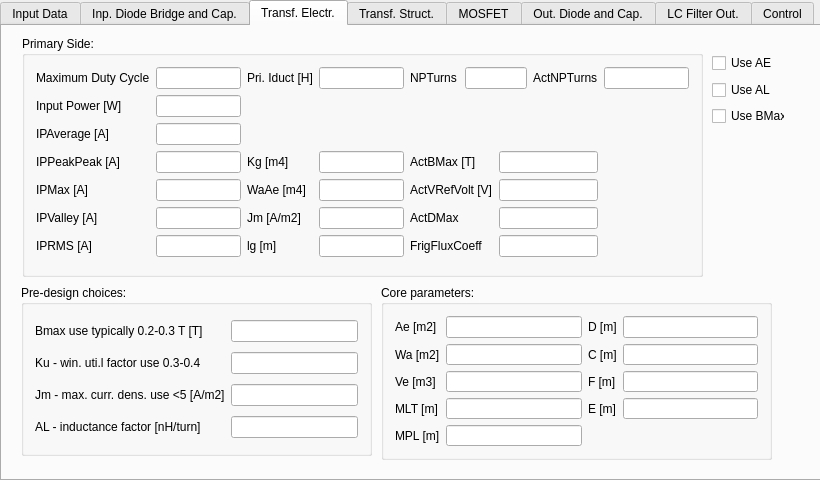
The window that FLySMPS/FLySMPS.ui (aemeltsev/FLySMPS) describes before a commit, drawn with Qt 5.
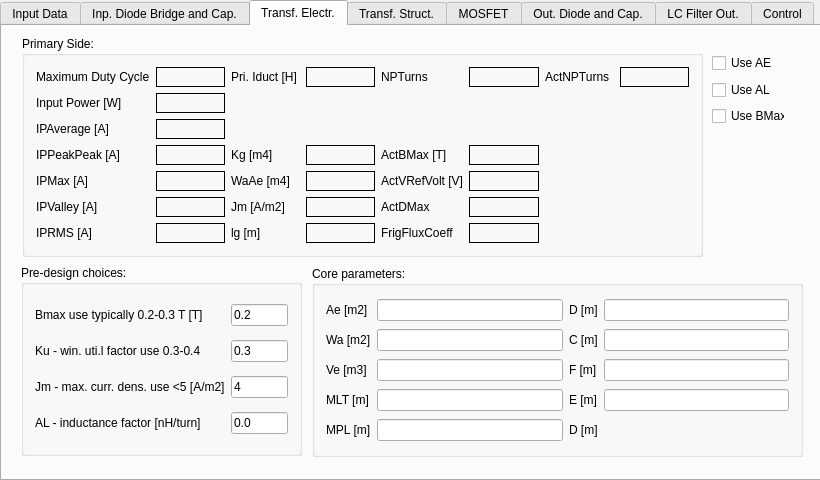
The same window after the commit. The open tabs and pages were chosen to show the change.

What changed in the file:
```diff
--- a/FLySMPS/FLySMPS.ui
+++ b/FLySMPS/FLySMPS.ui
@@ -63,7 +63,7 @@
      <enum>QTabWidget::North</enum>
     </property>
     <property name="currentIndex">
-     <number>0</number>
+     <number>2</number>
     </property>
     <widget class="QWidget" name="InpData">
      <attribute name="title">
@@ -104,10 +104,18 @@
         </widget>
        </item>
        <item row="0" column="5">
-        <widget class="QLineEdit" name="VOut2"/>
+        <widget class="QLineEdit" name="VOut2">
+         <property name="text">
+          <string>5</string>
+         </property>
+        </widget>
        </item>
        <item row="1" column="3">
-        <widget class="QLineEdit" name="IOut1"/>
+        <widget class="QLineEdit" name="IOut1">
+         <property name="text">
+          <string>1</string>
+         </property>
+        </widget>
        </item>
        <item row="3" column="8">
         <widget class="QLabel" name="label_22">
@@ -145,13 +153,25 @@
         </widget>
        </item>
        <item row="0" column="3">
-        <widget class="QLineEdit" name="VOut1"/>
+        <widget class="QLineEdit" name="VOut1">
+         <property name="text">
+          <string>12</string>
+         </property>
+        </widget>
        </item>
        <item row="0" column="7">
-        <widget class="QLineEdit" name="VOut3"/>
+        <widget class="QLineEdit" name="VOut3">
+         <property name="text">
+          <string>5</string>
+         </property>
+        </widget>
        </item>
        <item row="2" column="9">
-        <widget class="QLineEdit" name="VAux"/>
+        <widget class="QLineEdit" name="VAux">
+         <property name="text">
+          <string>0.2</string>
+         </property>
+        </widget>
        </item>
        <item row="0" column="8">
         <widget class="QLabel" name="label_19">
@@ -161,7 +181,11 @@
         </widget>
        </item>
        <item row="1" column="9">
-        <widget class="QLineEdit" name="IOut4"/>
+        <widget class="QLineEdit" name="IOut4">
+         <property name="text">
+          <string>0</string>
+         </property>
+        </widget>
        </item>
        <item row="3" column="0">
         <widget class="QLabel" name="label_2">
@@ -171,7 +195,11 @@
         </widget>
        </item>
        <item row="1" column="7">
-        <widget class="QLineEdit" name="IOut3"/>
+        <widget class="QLineEdit" name="IOut3">
+         <property name="text">
+          <string>0.5</string>
+         </property>
+        </widget>
        </item>
        <item row="0" column="4">
         <widget class="QLabel" name="label_8">
@@ -188,7 +216,11 @@
         </widget>
        </item>
        <item row="3" column="9">
-        <widget class="QLineEdit" name="IAux"/>
+        <widget class="QLineEdit" name="IAux">
+         <property name="text">
+          <string>15</string>
+         </property>
+        </widget>
        </item>
        <item row="1" column="0">
         <widget class="QLabel" name="label_3">
@@ -212,7 +244,11 @@
         </widget>
        </item>
        <item row="1" column="5">
-        <widget class="QLineEdit" name="IOut2"/>
+        <widget class="QLineEdit" name="IOut2">
+         <property name="text">
+          <string>0.5</string>
+         </property>
+        </widget>
        </item>
        <item row="1" column="1">
         <widget class="QLineEdit" name="VACmin">
@@ -222,7 +258,11 @@
         </widget>
        </item>
        <item row="0" column="9">
-        <widget class="QLineEdit" name="VOut4"/>
+        <widget class="QLineEdit" name="VOut4">
+         <property name="text">
+          <string>0</string>
+         </property>
+        </widget>
        </item>
        <item row="3" column="1">
         <widget class="QLineEdit" name="FSw">
@@ -391,7 +431,11 @@
         </widget>
        </item>
        <item row="1" column="1">
-        <widget class="QLineEdit" name="Eff"/>
+        <widget class="QLineEdit" name="Eff">
+         <property name="text">
+          <string>0.95</string>
+         </property>
+        </widget>
        </item>
       </layout>
      </widget>
@@ -763,22 +807,103 @@
         <x>20</x>
         <y>10</y>
         <width>681</width>
-        <height>241</height>
+        <height>221</height>
        </rect>
       </property>
       <property name="title">
        <string>Primary Side:</string>
       </property>
       <layout class="QGridLayout" name="gridLayout_8">
-       <item row="0" column="0">
-        <widget class="QLabel" name="label_52">
+       <item row="4" column="3">
+        <widget class="QLabel" name="GeomCoeff_2">
+         <property name="frameShape">
+          <enum>QFrame::Box</enum>
+         </property>
          <property name="text">
-          <string>Maximum Duty Cycle</string>
+          <string/>
+         </property>
+        </widget>
+       </item>
+       <item row="7" column="1">
+        <widget class="QLabel" name="CurPriRMS_2">
+         <property name="frameShape">
+          <enum>QFrame::Box</enum>
+         </property>
+         <property name="text">
+          <string/>
+         </property>
+        </widget>
+       </item>
+       <item row="6" column="0">
+        <widget class="QLabel" name="label_60">
+         <property name="text">
+          <string>IPValley [A]</string>
+         </property>
+        </widget>
+       </item>
+       <item row="5" column="2">
+        <widget class="QLabel" name="label_67">
+         <property name="text">
+          <string>WaAe [m4]</string>
+         </property>
+        </widget>
+       </item>
+       <item row="4" column="0">
+        <widget class="QLabel" name="label_58">
+         <property name="text">
+          <string>IPPeakPeak [A]</string>
+         </property>
+        </widget>
+       </item>
+       <item row="4" column="1">
+        <widget class="QLabel" name="CurPriPkPk_2">
+         <property name="frameShape">
+          <enum>QFrame::Box</enum>
+         </property>
+         <property name="text">
+          <string/>
          </property>
         </widget>
        </item>
        <item row="0" column="1">
-        <widget class="QLineEdit" name="MaxDutyCycle"/>
+        <widget class="QLabel" name="MaxDutyCycle_2">
+         <property name="frameShape">
+          <enum>QFrame::Box</enum>
+         </property>
+         <property name="text">
+          <string/>
+         </property>
+        </widget>
+       </item>
+       <item row="0" column="8">
+        <widget class="QLabel" name="ActPrimaryNum_2">
+         <property name="frameShape">
+          <enum>QFrame::Box</enum>
+         </property>
+         <property name="text">
+          <string/>
+         </property>
+        </widget>
+       </item>
+       <item row="6" column="1">
+        <widget class="QLabel" name="CurPriValley_2">
+         <property name="frameShape">
+          <enum>QFrame::Box</enum>
+         </property>
+         <property name="text">
+          <string/>
+         </property>
+        </widget>
+       </item>
+       <item row="3" column="1">
+        <widget class="QLabel" name="CurrPriAverage_2">
+         <property name="frameShape">
+          <enum>QFrame::Box</enum>
+         </property>
+         <property name="text">
+          <string/>
+         </property>
+        </widget>
        </item>
        <item row="0" column="2">
         <widget class="QLabel" name="label_53">
@@ -787,172 +912,213 @@
          </property>
         </widget>
        </item>
-       <item row="0" column="3">
-        <widget class="QLineEdit" name="InductPri"/>
-       </item>
-       <item row="0" column="4">
-        <widget class="QLabel" name="label_74">
-         <property name="text">
-          <string>NPTurns</string>
+       <item row="7" column="3">
+        <widget class="QLabel" name="LengAirGap_2">
+         <property name="frameShape">
+          <enum>QFrame::Box</enum>
          </property>
-        </widget>
-       </item>
-       <item row="0" column="5" colspan="2">
-        <widget class="QLineEdit" name="PrimaryNum"/>
-       </item>
-       <item row="0" column="7">
-        <widget class="QLabel" name="label_93">
          <property name="text">
-          <string>ActNPTurns</string>
+          <string/>
          </property>
         </widget>
        </item>
-       <item row="0" column="8">
-        <widget class="QLineEdit" name="ActPrimaryNum"/>
-       </item>
-       <item row="1" column="0">
-        <widget class="QLabel" name="label_54">
+       <item row="6" column="3">
+        <widget class="QLabel" name="CurrDensity_2">
+         <property name="frameShape">
+          <enum>QFrame::Box</enum>
+         </property>
          <property name="text">
-          <string>Input Power [W]</string>
+          <string/>
          </property>
         </widget>
        </item>
-       <item row="1" column="1">
-        <widget class="QLineEdit" name="InputPWR"/>
-       </item>
-       <item row="2" column="0">
+       <item row="3" column="0">
         <widget class="QLabel" name="label_57">
          <property name="text">
           <string>IPAverage [A]</string>
          </property>
         </widget>
        </item>
-       <item row="2" column="1">
-        <widget class="QLineEdit" name="CurrPriAverage"/>
-       </item>
-       <item row="3" column="0">
-        <widget class="QLabel" name="label_58">
+       <item row="7" column="0">
+        <widget class="QLabel" name="label_61">
          <property name="text">
-          <string>IPPeakPeak [A]</string>
+          <string>IPRMS [A]</string>
          </property>
         </widget>
        </item>
-       <item row="3" column="1">
-        <widget class="QLineEdit" name="CurPriPkPk"/>
-       </item>
-       <item row="3" column="2">
-        <widget class="QLabel" name="label_65">
-         <property name="text">
-          <string>Kg [m4]</string>
+       <item row="5" column="3">
+        <widget class="QLabel" name="WaAe_2">
+         <property name="frameShape">
+          <enum>QFrame::Box</enum>
          </property>
-        </widget>
-       </item>
-       <item row="3" column="3">
-        <widget class="QLineEdit" name="GeomCoeff">
          <property name="text">
           <string/>
          </property>
         </widget>
        </item>
-       <item row="3" column="4" colspan="2">
-        <widget class="QLabel" name="label_71">
-         <property name="text">
-          <string>ActBMax [T]</string>
-         </property>
-        </widget>
-       </item>
-       <item row="3" column="6" colspan="2">
-        <widget class="QLineEdit" name="ActBMax"/>
-       </item>
-       <item row="4" column="0">
+       <item row="5" column="0">
         <widget class="QLabel" name="label_59">
          <property name="text">
           <string>IPMax [A]</string>
          </property>
         </widget>
        </item>
-       <item row="4" column="1">
-        <widget class="QLineEdit" name="CurPriMax"/>
-       </item>
-       <item row="4" column="2">
-        <widget class="QLabel" name="label_67">
+       <item row="0" column="4">
+        <widget class="QLabel" name="label_74">
          <property name="text">
-          <string>WaAe [m4]</string>
+          <string>NPTurns</string>
          </property>
         </widget>
        </item>
-       <item row="4" column="3">
-        <widget class="QLineEdit" name="WaAe"/>
-       </item>
-       <item row="4" column="4" colspan="2">
-        <widget class="QLabel" name="label_47">
-         <property name="text">
-          <string>ActVRefVolt [V]</string>
+       <item row="2" column="1">
+        <widget class="QLabel" name="InputPWR_2">
+         <property name="frameShape">
+          <enum>QFrame::Box</enum>
          </property>
-        </widget>
-       </item>
-       <item row="4" column="6" colspan="2">
-        <widget class="QLineEdit" name="ActReflVolt"/>
-       </item>
-       <item row="5" column="0">
-        <widget class="QLabel" name="label_60">
          <property name="text">
-          <string>IPValley [A]</string>
+          <string/>
          </property>
         </widget>
        </item>
        <item row="5" column="1">
-        <widget class="QLineEdit" name="CurPriValley"/>
+        <widget class="QLabel" name="CurPriMax_2">
+         <property name="frameShape">
+          <enum>QFrame::Box</enum>
+         </property>
+         <property name="text">
+          <string/>
+         </property>
+        </widget>
        </item>
-       <item row="5" column="2">
+       <item row="6" column="2">
         <widget class="QLabel" name="label_70">
          <property name="text">
           <string>Jm [A/m2]</string>
          </property>
         </widget>
        </item>
-       <item row="5" column="3">
-        <widget class="QLineEdit" name="CurrDensity"/>
-       </item>
-       <item row="5" column="4">
-        <widget class="QLabel" name="label_75">
+       <item row="0" column="0">
+        <widget class="QLabel" name="label_52">
          <property name="text">
-          <string>ActDMax</string>
+          <string>Maximum Duty Cycle</string>
          </property>
         </widget>
        </item>
-       <item row="5" column="6" colspan="2">
-        <widget class="QLineEdit" name="ActDutyMax"/>
-       </item>
-       <item row="6" column="0">
-        <widget class="QLabel" name="label_61">
-         <property name="text">
-          <string>IPRMS [A]</string>
-         </property>
-        </widget>
-       </item>
-       <item row="6" column="1">
-        <widget class="QLineEdit" name="CurPriRMS"/>
-       </item>
-       <item row="6" column="2">
+       <item row="7" column="2">
         <widget class="QLabel" name="label_66">
          <property name="text">
           <string>lg [m]</string>
          </property>
         </widget>
        </item>
-       <item row="6" column="3">
-        <widget class="QLineEdit" name="LengAirGap"/>
+       <item row="0" column="3">
+        <widget class="QLabel" name="InductPri_2">
+         <property name="frameShape">
+          <enum>QFrame::Box</enum>
+         </property>
+         <property name="text">
+          <string/>
+         </property>
+        </widget>
        </item>
-       <item row="6" column="4" colspan="2">
+       <item row="0" column="7">
+        <widget class="QLabel" name="label_93">
+         <property name="text">
+          <string>ActNPTurns</string>
+         </property>
+        </widget>
+       </item>
+       <item row="2" column="0">
+        <widget class="QLabel" name="label_54">
+         <property name="text">
+          <string>Input Power [W]</string>
+         </property>
+        </widget>
+       </item>
+       <item row="4" column="2">
+        <widget class="QLabel" name="label_65">
+         <property name="text">
+          <string>Kg [m4]</string>
+         </property>
+        </widget>
+       </item>
+       <item row="7" column="4">
         <widget class="QLabel" name="label_78">
          <property name="text">
           <string>FrigFluxCoeff</string>
          </property>
         </widget>
        </item>
-       <item row="6" column="6" colspan="2">
-        <widget class="QLineEdit" name="FrigRluxCoeff"/>
+       <item row="6" column="4">
+        <widget class="QLabel" name="label_75">
+         <property name="text">
+          <string>ActDMax</string>
+         </property>
+        </widget>
+       </item>
+       <item row="5" column="4">
+        <widget class="QLabel" name="label_47">
+         <property name="text">
+          <string>ActVRefVolt [V]</string>
+         </property>
+        </widget>
+       </item>
+       <item row="4" column="4">
+        <widget class="QLabel" name="label_71">
+         <property name="text">
+          <string>ActBMax [T]</string>
+         </property>
+        </widget>
+       </item>
+       <item row="7" column="5">
+        <widget class="QLabel" name="FrigRluxCoeff_2">
+         <property name="frameShape">
+          <enum>QFrame::Box</enum>
+         </property>
+         <property name="text">
+          <string/>
+         </property>
+        </widget>
+       </item>
+       <item row="6" column="5">
+        <widget class="QLabel" name="ActDutyMax_2">
+         <property name="frameShape">
+          <enum>QFrame::Box</enum>
+         </property>
+         <property name="text">
+          <string/>
+         </property>
+        </widget>
+       </item>
+       <item row="5" column="5">
+        <widget class="QLabel" name="ActReflVolt_2">
+         <property name="frameShape">
+          <enum>QFrame::Box</enum>
+         </property>
+         <property name="text">
+          <string/>
+         </property>
+        </widget>
+       </item>
+       <item row="4" column="5">
+        <widget class="QLabel" name="ActBMax_2">
+         <property name="frameShape">
+          <enum>QFrame::Box</enum>
+         </property>
+         <property name="text">
+          <string/>
+         </property>
+        </widget>
+       </item>
+       <item row="0" column="5">
+        <widget class="QLabel" name="PrimaryNum_2">
+         <property name="frameShape">
+          <enum>QFrame::Box</enum>
+         </property>
+         <property name="text">
+          <string/>
+         </property>
+        </widget>
        </item>
       </layout>
      </widget>
@@ -960,9 +1126,9 @@
       <property name="geometry">
        <rect>
         <x>19</x>
-        <y>259</y>
-        <width>351</width>
-        <height>171</height>
+        <y>239</y>
+        <width>281</width>
+        <height>191</height>
        </rect>
       </property>
       <property name="title">
@@ -977,7 +1143,11 @@
         </widget>
        </item>
        <item row="0" column="1">
-        <widget class="QLineEdit" name="InputBMax"/>
+        <widget class="QLineEdit" name="InputBMax">
+         <property name="text">
+          <string>0.2</string>
+         </property>
+        </widget>
        </item>
        <item row="1" column="0">
         <widget class="QLabel" name="label_63">
@@ -987,7 +1157,11 @@
         </widget>
        </item>
        <item row="1" column="1">
-        <widget class="QLineEdit" name="WinUtilFact"/>
+        <widget class="QLineEdit" name="WinUtilFact">
+         <property name="text">
+          <string>0.3</string>
+         </property>
+        </widget>
        </item>
        <item row="2" column="0">
         <widget class="QLabel" name="label_64">
@@ -997,7 +1171,11 @@
         </widget>
        </item>
        <item row="2" column="1">
-        <widget class="QLineEdit" name="MaxCurrDens"/>
+        <widget class="QLineEdit" name="MaxCurrDens">
+         <property name="text">
+          <string>4</string>
+         </property>
+        </widget>
        </item>
        <item row="3" column="0">
         <widget class="QLabel" name="label_77">
@@ -1007,23 +1185,43 @@
         </widget>
        </item>
        <item row="3" column="1">
-        <widget class="QLineEdit" name="InductanceFact"/>
+        <widget class="QLineEdit" name="InductanceFact">
+         <property name="text">
+          <string>0.0</string>
+         </property>
+        </widget>
        </item>
       </layout>
      </widget>
      <widget class="QGroupBox" name="CoreParam">
       <property name="geometry">
        <rect>
-        <x>379</x>
-        <y>259</y>
-        <width>391</width>
-        <height>175</height>
+        <x>310</x>
+        <y>240</y>
+        <width>491</width>
+        <height>191</height>
        </rect>
       </property>
       <property name="title">
        <string>Core parameters:</string>
       </property>
       <layout class="QGridLayout" name="gridLayout_7">
+       <item row="3" column="3">
+        <widget class="QLineEdit" name="Esize"/>
+       </item>
+       <item row="1" column="3">
+        <widget class="QLineEdit" name="Csize"/>
+       </item>
+       <item row="4" column="1">
+        <widget class="QLineEdit" name="MPL"/>
+       </item>
+       <item row="2" column="0">
+        <widget class="QLabel" name="label_124">
+         <property name="text">
+          <string>Ve [m3]</string>
+         </property>
+        </widget>
+       </item>
        <item row="0" column="0">
         <widget class="QLabel" name="label_69">
          <property name="text">
@@ -1031,8 +1229,12 @@
          </property>
         </widget>
        </item>
-       <item row="0" column="1">
-        <widget class="QLineEdit" name="AE"/>
+       <item row="4" column="0">
+        <widget class="QLabel" name="label_68">
+         <property name="text">
+          <string>MPL [m]</string>
+         </property>
+        </widget>
        </item>
        <item row="0" column="2">
         <widget class="QLabel" name="label_125">
@@ -1041,38 +1243,11 @@
          </property>
         </widget>
        </item>
-       <item row="0" column="3">
-        <widget class="QLineEdit" name="Dsize"/>
-       </item>
-       <item row="1" column="0">
-        <widget class="QLabel" name="label_72">
-         <property name="text">
-          <string>Wa [m2]</string>
-         </property>
-        </widget>
-       </item>
        <item row="1" column="1">
         <widget class="QLineEdit" name="WA"/>
        </item>
-       <item row="1" column="2">
-        <widget class="QLabel" name="label_126">
-         <property name="text">
-          <string>C [m]</string>
-         </property>
-        </widget>
-       </item>
-       <item row="1" column="3">
-        <widget class="QLineEdit" name="Csize"/>
-       </item>
-       <item row="2" column="0">
-        <widget class="QLabel" name="label_124">
-         <property name="text">
-          <string>Ve [m3]</string>
-         </property>
-        </widget>
-       </item>
-       <item row="2" column="1">
-        <widget class="QLineEdit" name="VE"/>
+       <item row="3" column="1">
+        <widget class="QLineEdit" name="MLT"/>
        </item>
        <item row="2" column="2">
         <widget class="QLabel" name="label_127">
@@ -1084,15 +1259,8 @@
        <item row="2" column="3">
         <widget class="QLineEdit" name="Fsize"/>
        </item>
-       <item row="3" column="0">
-        <widget class="QLabel" name="label_73">
-         <property name="text">
-          <string>MLT [m]</string>
-         </property>
-        </widget>
-       </item>
-       <item row="3" column="1">
-        <widget class="QLineEdit" name="MLT"/>
+       <item row="0" column="3">
+        <widget class="QLineEdit" name="Dsize"/>
        </item>
        <item row="3" column="2">
         <widget class="QLabel" name="label_128">
@@ -1101,18 +1269,39 @@
          </property>
         </widget>
        </item>
-       <item row="3" column="3">
-        <widget class="QLineEdit" name="Esize"/>
+       <item row="2" column="1">
+        <widget class="QLineEdit" name="VE"/>
        </item>
-       <item row="4" column="0">
-        <widget class="QLabel" name="label_68">
+       <item row="0" column="1">
+        <widget class="QLineEdit" name="AE"/>
+       </item>
+       <item row="1" column="2">
+        <widget class="QLabel" name="label_126">
          <property name="text">
-          <string>MPL [m]</string>
+          <string>C [m]</string>
          </property>
         </widget>
        </item>
-       <item row="4" column="1">
-        <widget class="QLineEdit" name="MPL"/>
+       <item row="1" column="0">
+        <widget class="QLabel" name="label_72">
+         <property name="text">
+          <string>Wa [m2]</string>
+         </property>
+        </widget>
+       </item>
+       <item row="3" column="0">
+        <widget class="QLabel" name="label_73">
+         <property name="text">
+          <string>MLT [m]</string>
+         </property>
+        </widget>
+       </item>
+       <item row="4" column="2">
+        <widget class="QLabel" name="label_130">
+         <property name="text">
+          <string>D [m]</string>
+         </property>
+        </widget>
        </item>
       </layout>
      </widget>
```
